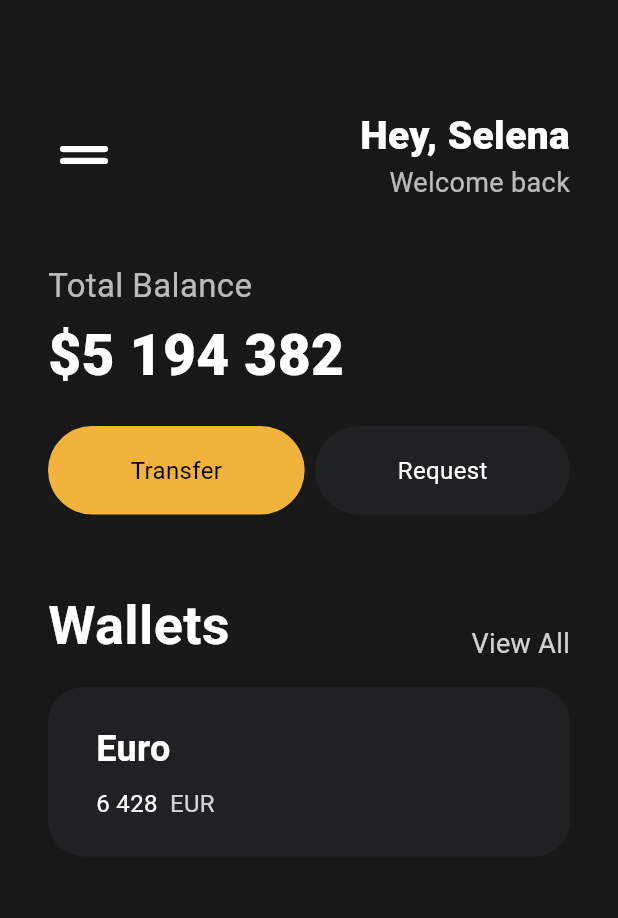
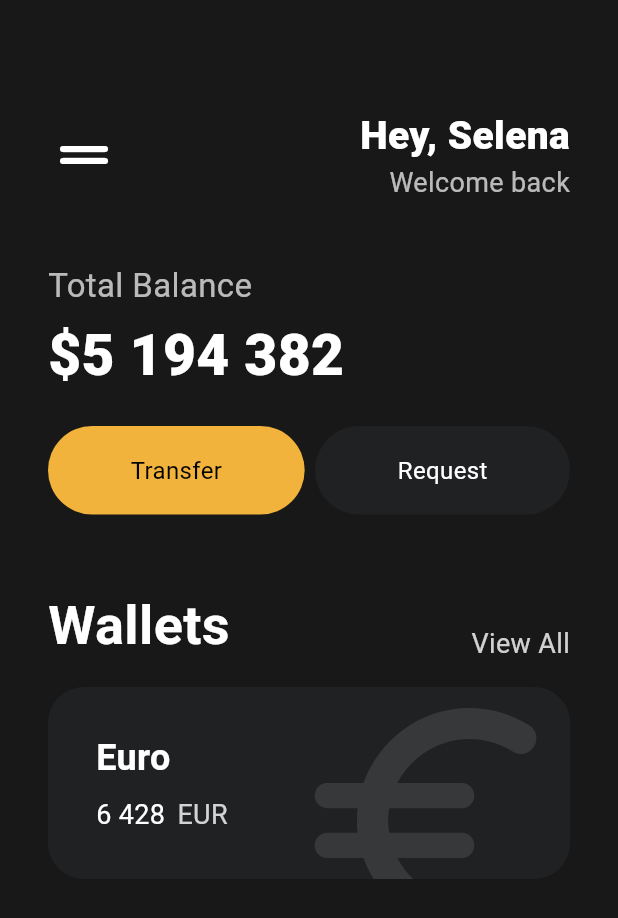
Before and after one commit to Noah-TaeHwan/flutter_1, a Flutter app: the screen it shows after launch, on a phone screen of 412 x 824 dp. Shown: the top 918 px of the screen. Run offline on Flutter 3.47's test engine with Material 3 defaults, Android fonts, the phone set to English and light mode, and no system bars.

Commit message:
#3.7 Icons and Transforms

```diff
--- a/lib/main.dart
+++ b/lib/main.dart
@@ -121,6 +121,7 @@ class App extends StatelessWidget {
                 height: 16,
               ),
               Container(
+                clipBehavior: Clip.hardEdge,
                 decoration: const BoxDecoration(
                     color: Color(0xff1f2123),
                     borderRadius: BorderRadius.all(Radius.circular(24))),
@@ -128,6 +129,7 @@ class App extends StatelessWidget {
                   padding:
                       const EdgeInsets.symmetric(vertical: 24, horizontal: 32),
                   child: Row(
+                    mainAxisAlignment: MainAxisAlignment.spaceBetween,
                     children: [
                       Column(
                         crossAxisAlignment: CrossAxisAlignment.start,
@@ -146,7 +148,7 @@ class App extends StatelessWidget {
                                 "6 428",
                                 style: TextStyle(
                                   color: Color(0xffffffff),
-                                  fontSize: 16,
+                                  fontSize: 18,
                                 ),
                               ),
                               const SizedBox(
@@ -156,12 +158,23 @@ class App extends StatelessWidget {
                                 "EUR",
                                 style: TextStyle(
                                   color: Colors.white.withOpacity(0.8),
-                                  fontSize: 16,
+                                  fontSize: 18,
                                 ),
                               ),
                             ],
                           ),
                         ],
+                      ),
+                      Transform.scale(
+                        scale: 2.5,
+                        child: Transform.translate(
+                          offset: const Offset(-8, 10),
+                          child: Icon(
+                            Icons.euro_rounded,
+                            color: Colors.white.withOpacity(0.1),
+                            size: 80,
+                          ),
+                        ),
                       ),
                     ],
                   ),
```
